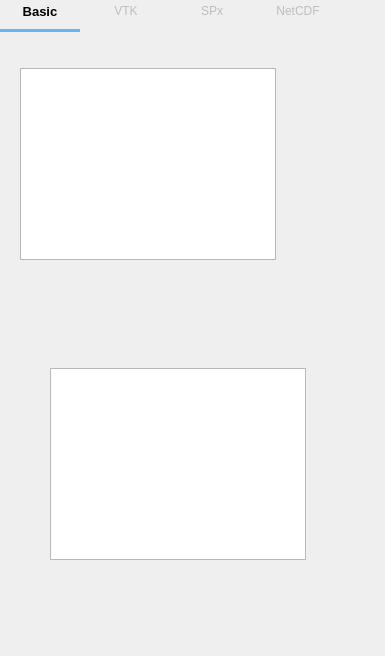
Qt form mfixgui/uifiles/output.ui (truongd8593/mfix) before a commit.
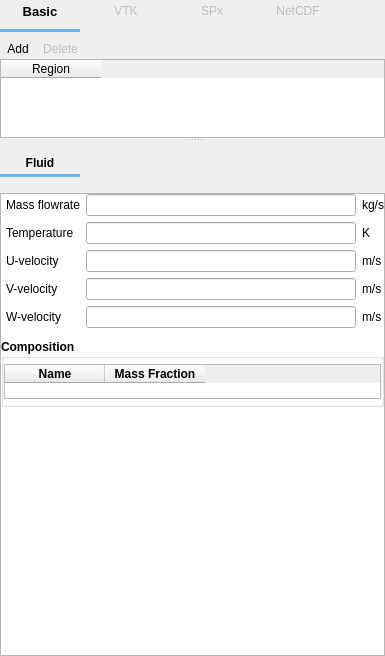
The same form after that commit. The open tabs and pages were chosen to show the change. Custom widgets are drawn as their Qt base class.

Commit message: work on Output pane

Diff of the .ui file:
```diff
--- a/mfixgui/uifiles/output.ui
+++ b/mfixgui/uifiles/output.ui
@@ -370,26 +370,811 @@
       <zorder>label_res_backup_dt</zorder>
      </widget>
      <widget class="QWidget" name="page_vtk">
-      <widget class="QTableWidget" name="tableWidget">
-       <property name="geometry">
-        <rect>
-         <x>20</x>
-         <y>30</y>
-         <width>256</width>
-         <height>192</height>
-        </rect>
+
+  <layout class="QVBoxLayout" name="verticalLayout">
+   <property name="spacing">
+    <number>0</number>
+   </property>
+   <property name="leftMargin">
+    <number>0</number>
+   </property>
+   <property name="topMargin">
+    <number>0</number>
+   </property>
+   <property name="rightMargin">
+    <number>0</number>
+   </property>
+   <property name="bottomMargin">
+    <number>0</number>
+   </property>
+   <item>
+    <widget class="QSplitter" name="splitter">
+     <property name="orientation">
+      <enum>Qt::Vertical</enum>
+     </property>
+     <widget class="QFrame" name="top_frame">
+      <property name="sizePolicy">
+       <sizepolicy hsizetype="Expanding" vsizetype="MinimumExpanding">
+        <horstretch>0</horstretch>
+        <verstretch>0</verstretch>
+       </sizepolicy>
+      </property>
+      <property name="maximumSize">
+       <size>
+        <width>16777215</width>
+        <height>100</height>
+       </size>
+      </property>
+      <property name="frameShape">
+       <enum>QFrame::NoFrame</enum>
+      </property>
+      <property name="frameShadow">
+       <enum>QFrame::Plain</enum>
+      </property>
+      <layout class="QVBoxLayout" name="verticalLayout_3">
+       <property name="spacing">
+        <number>0</number>
        </property>
-      </widget>
-      <widget class="QTableWidget" name="tableWidget_2">
-       <property name="geometry">
-        <rect>
-         <x>50</x>
-         <y>330</y>
-         <width>256</width>
-         <height>192</height>
-        </rect>
+       <property name="leftMargin">
+        <number>0</number>
        </property>
-      </widget>
+       <property name="topMargin">
+        <number>0</number>
+       </property>
+       <property name="rightMargin">
+        <number>0</number>
+       </property>
+       <property name="bottomMargin">
+        <number>0</number>
+       </property>
+       <item>
+        <widget class="QFrame" name="frame_add_delete">
+         <property name="frameShape">
+          <enum>QFrame::NoFrame</enum>
+         </property>
+         <property name="frameShadow">
+          <enum>QFrame::Plain</enum>
+         </property>
+         <layout class="QHBoxLayout" name="horizontalLayout_7">
+          <property name="spacing">
+           <number>0</number>
+          </property>
+          <property name="leftMargin">
+           <number>0</number>
+          </property>
+          <property name="topMargin">
+           <number>0</number>
+          </property>
+          <property name="rightMargin">
+           <number>0</number>
+          </property>
+          <property name="bottomMargin">
+           <number>0</number>
+          </property>
+          <item>
+           <layout class="QHBoxLayout" name="horizontalLayout">
+            <item>
+             <widget class="QToolButton" name="toolbutton_add">
+              <property name="toolTip">
+               <string>Define new point source over one or more regions</string>
+              </property>
+              <property name="text">
+               <string>Add</string>
+              </property>
+              <property name="autoRaise">
+               <bool>true</bool>
+              </property>
+             </widget>
+            </item>
+            <item>
+             <widget class="QToolButton" name="toolbutton_delete">
+              <property name="enabled">
+               <bool>false</bool>
+              </property>
+              <property name="toolTip">
+               <string>Delete point source for region</string>
+              </property>
+              <property name="text">
+               <string>Delete</string>
+              </property>
+              <property name="autoRaise">
+               <bool>true</bool>
+              </property>
+             </widget>
+            </item>
+            <item>
+             <spacer name="horizontalSpacer">
+              <property name="orientation">
+               <enum>Qt::Horizontal</enum>
+              </property>
+              <property name="sizeHint" stdset="0">
+               <size>
+                <width>40</width>
+                <height>20</height>
+               </size>
+              </property>
+             </spacer>
+            </item>
+           </layout>
+          </item>
+         </layout>
+        </widget>
+       </item>
+       <item>
+        <widget class="QTableWidget" name="tablewidget_regions">
+         <property name="maximumSize">
+          <size>
+           <width>16777215</width>
+           <height>100</height>
+          </size>
+         </property>
+         <property name="selectionMode">
+          <enum>QAbstractItemView::SingleSelection</enum>
+         </property>
+         <property name="selectionBehavior">
+          <enum>QAbstractItemView::SelectRows</enum>
+         </property>
+         <attribute name="horizontalHeaderHighlightSections">
+          <bool>false</bool>
+         </attribute>
+         <attribute name="verticalHeaderVisible">
+          <bool>false</bool>
+         </attribute>
+         <column>
+          <property name="text">
+           <string>Region</string>
+          </property>
+         </column>
+        </widget>
+       </item>
+      </layout>
+     </widget>
+     <widget class="QFrame" name="bottom_frame">
+      <property name="sizePolicy">
+       <sizepolicy hsizetype="Expanding" vsizetype="Expanding">
+        <horstretch>0</horstretch>
+        <verstretch>0</verstretch>
+       </sizepolicy>
+      </property>
+      <property name="frameShape">
+       <enum>QFrame::NoFrame</enum>
+      </property>
+      <property name="frameShadow">
+       <enum>QFrame::Plain</enum>
+      </property>
+      <layout class="QGridLayout" name="gridLayout_15">
+       <property name="leftMargin">
+        <number>0</number>
+       </property>
+       <property name="topMargin">
+        <number>10</number>
+       </property>
+       <property name="rightMargin">
+        <number>0</number>
+       </property>
+       <property name="bottomMargin">
+        <number>0</number>
+       </property>
+       <item row="0" column="0">
+        <layout class="QHBoxLayout" name="horizontalLayout_2">
+         <item>
+          <widget class="QFrame" name="tab_frame">
+           <property name="styleSheet">
+            <string notr="true">QPushButton:hover {color:#64B5F6; background-color: transparent;}
+QPushButton:pressed { color: #64B5F6; background-color: transparent; }
+QPushButton:checked { font: bold; background-color: transparent; }
+      </string>
+           </property>
+           <property name="frameShape">
+            <enum>QFrame::NoFrame</enum>
+           </property>
+           <property name="frameShadow">
+            <enum>QFrame::Plain</enum>
+           </property>
+           <layout class="QGridLayout" name="tab_layout">
+            <property name="leftMargin">
+             <number>0</number>
+            </property>
+            <property name="topMargin">
+             <number>0</number>
+            </property>
+            <property name="rightMargin">
+             <number>0</number>
+            </property>
+            <property name="bottomMargin">
+             <number>10</number>
+            </property>
+            <property name="spacing">
+             <number>0</number>
+            </property>
+            <item row="1" column="0">
+             <widget class="Line" name="tab_underline">
+              <property name="sizePolicy">
+               <sizepolicy hsizetype="Preferred" vsizetype="Fixed">
+                <horstretch>0</horstretch>
+                <verstretch>0</verstretch>
+               </sizepolicy>
+              </property>
+              <property name="minimumSize">
+               <size>
+                <width>0</width>
+                <height>3</height>
+               </size>
+              </property>
+              <property name="maximumSize">
+               <size>
+                <width>16777215</width>
+                <height>3</height>
+               </size>
+              </property>
+              <property name="styleSheet">
+               <string notr="true">QWidget{
+  background-color: #64B5F6;
+  border-color: #64B5F6;
+}</string>
+              </property>
+              <property name="lineWidth">
+               <number>0</number>
+              </property>
+              <property name="orientation">
+               <enum>Qt::Horizontal</enum>
+              </property>
+             </widget>
+            </item>
+            <item row="0" column="0">
+             <widget class="QPushButton" name="pushbutton_fluid">
+              <property name="font">
+               <font>
+                <weight>75</weight>
+                <bold>true</bold>
+               </font>
+              </property>
+              <property name="text">
+               <string>Fluid</string>
+              </property>
+              <property name="flat">
+               <bool>true</bool>
+              </property>
+             </widget>
+            </item>
+           </layout>
+          </widget>
+         </item>
+         <item>
+          <spacer name="horizontalSpacer_2">
+           <property name="orientation">
+            <enum>Qt::Horizontal</enum>
+           </property>
+           <property name="sizeHint" stdset="0">
+            <size>
+             <width>40</width>
+             <height>20</height>
+            </size>
+           </property>
+          </spacer>
+         </item>
+        </layout>
+       </item>
+       <item row="1" column="0">
+        <widget class="QScrollArea" name="scrollarea_detail">
+         <property name="sizePolicy">
+          <sizepolicy hsizetype="Expanding" vsizetype="MinimumExpanding">
+           <horstretch>0</horstretch>
+           <verstretch>0</verstretch>
+          </sizepolicy>
+         </property>
+         <property name="minimumSize">
+          <size>
+           <width>0</width>
+           <height>0</height>
+          </size>
+         </property>
+         <property name="styleSheet">
+          <string notr="true">QWidget#detail_pane {background-color: white}</string>
+         </property>
+         <property name="widgetResizable">
+          <bool>true</bool>
+         </property>
+         <widget class="QWidget" name="detail_pane">
+          <property name="geometry">
+           <rect>
+            <x>0</x>
+            <y>0</y>
+            <width>310</width>
+            <height>774</height>
+           </rect>
+          </property>
+          <layout class="QGridLayout" name="gridLayout_4">
+           <property name="leftMargin">
+            <number>0</number>
+           </property>
+           <property name="topMargin">
+            <number>0</number>
+           </property>
+           <property name="rightMargin">
+            <number>0</number>
+           </property>
+           <property name="bottomMargin">
+            <number>0</number>
+           </property>
+           <property name="spacing">
+            <number>0</number>
+           </property>
+           <item row="2" column="0">
+            <spacer name="verticalSpacer">
+             <property name="orientation">
+              <enum>Qt::Vertical</enum>
+             </property>
+             <property name="sizeHint" stdset="0">
+              <size>
+               <width>20</width>
+               <height>40</height>
+              </size>
+             </property>
+            </spacer>
+           </item>
+           <item row="0" column="0" rowspan="2" colspan="2">
+            <widget class="QStackedWidget" name="stackedwidget">
+             <property name="sizePolicy">
+              <sizepolicy hsizetype="Preferred" vsizetype="MinimumExpanding">
+               <horstretch>0</horstretch>
+               <verstretch>0</verstretch>
+              </sizepolicy>
+             </property>
+             <property name="currentIndex">
+              <number>0</number>
+             </property>
+             <widget class="QWidget" name="page_fluid">
+              <layout class="QVBoxLayout" name="verticalLayout_2">
+               <property name="spacing">
+                <number>6</number>
+               </property>
+               <property name="leftMargin">
+                <number>0</number>
+               </property>
+               <property name="topMargin">
+                <number>0</number>
+               </property>
+               <property name="rightMargin">
+                <number>0</number>
+               </property>
+               <property name="bottomMargin">
+                <number>0</number>
+               </property>
+               <item>
+                <widget class="QFrame" name="frame_fluid_parameters">
+                 <property name="frameShape">
+                  <enum>QFrame::NoFrame</enum>
+                 </property>
+                 <property name="frameShadow">
+                  <enum>QFrame::Plain</enum>
+                 </property>
+                 <layout class="QGridLayout" name="gridLayout_3">
+                  <property name="leftMargin">
+                   <number>5</number>
+                  </property>
+                  <property name="topMargin">
+                   <number>0</number>
+                  </property>
+                  <property name="rightMargin">
+                   <number>0</number>
+                  </property>
+                  <property name="bottomMargin">
+                   <number>5</number>
+                  </property>
+                  <item row="0" column="0">
+                   <widget class="QLabel" name="label_ps_massflow_g">
+                    <property name="text">
+                     <string>Mass flowrate</string>
+                    </property>
+                   </widget>
+                  </item>
+                  <item row="0" column="1">
+                   <widget class="LineEdit" name="lineedit_keyword_ps_massflow_g_args_PS"/>
+                  </item>
+                  <item row="1" column="0">
+                   <widget class="QLabel" name="label_ps_t_g">
+                    <property name="text">
+                     <string>Temperature</string>
+                    </property>
+                   </widget>
+                  </item>
+                  <item row="1" column="1">
+                   <widget class="LineEdit" name="lineedit_keyword_ps_t_g_args_PS"/>
+                  </item>
+                  <item row="1" column="2">
+                   <widget class="QLabel" name="label_ps_t_g_units">
+                    <property name="text">
+                     <string>K</string>
+                    </property>
+                   </widget>
+                  </item>
+                  <item row="2" column="0">
+                   <widget class="QLabel" name="label_ps_u_g">
+                    <property name="text">
+                     <string>U-velocity</string>
+                    </property>
+                   </widget>
+                  </item>
+                  <item row="2" column="1">
+                   <widget class="LineEdit" name="lineedit_keyword_ps_u_g_args_PS"/>
+                  </item>
+                  <item row="2" column="2">
+                   <widget class="QLabel" name="label_ps_u_g_units">
+                    <property name="text">
+                     <string>m/s</string>
+                    </property>
+                   </widget>
+                  </item>
+                  <item row="3" column="0">
+                   <widget class="QLabel" name="label_ps_v_g">
+                    <property name="text">
+                     <string>V-velocity</string>
+                    </property>
+                   </widget>
+                  </item>
+                  <item row="3" column="1">
+                   <widget class="LineEdit" name="lineedit_keyword_ps_v_g_args_PS"/>
+                  </item>
+                  <item row="4" column="1">
+                   <widget class="LineEdit" name="lineedit_keyword_ps_w_g_args_PS"/>
+                  </item>
+                  <item row="3" column="2">
+                   <widget class="QLabel" name="label_ps_v_g_units">
+                    <property name="text">
+                     <string>m/s</string>
+                    </property>
+                   </widget>
+                  </item>
+                  <item row="4" column="0">
+                   <widget class="QLabel" name="label_ps_v_w">
+                    <property name="text">
+                     <string>W-velocity</string>
+                    </property>
+                   </widget>
+                  </item>
+                  <item row="4" column="2">
+                   <widget class="QLabel" name="label_ps_v_w_units">
+                    <property name="text">
+                     <string>m/s</string>
+                    </property>
+                   </widget>
+                  </item>
+                  <item row="0" column="2">
+                   <widget class="QLabel" name="label_ps_massflow_g_units">
+                    <property name="text">
+                     <string>kg/s</string>
+                    </property>
+                   </widget>
+                  </item>
+                 </layout>
+                </widget>
+               </item>
+               <item>
+                <widget class="QGroupBox" name="groupbox_fluid_composition">
+                 <property name="title">
+                  <string>Composition</string>
+                 </property>
+                 <property name="flat">
+                  <bool>true</bool>
+                 </property>
+                 <layout class="QGridLayout" name="gridLayout_14">
+                  <property name="leftMargin">
+                   <number>0</number>
+                  </property>
+                  <property name="topMargin">
+                   <number>5</number>
+                  </property>
+                  <property name="rightMargin">
+                   <number>0</number>
+                  </property>
+                  <property name="bottomMargin">
+                   <number>5</number>
+                  </property>
+                  <property name="spacing">
+                   <number>6</number>
+                  </property>
+                  <item row="0" column="0">
+                   <widget class="QTableWidget" name="tablewidget_fluid_mass_fraction">
+                    <property name="maximumSize">
+                     <size>
+                      <width>16777215</width>
+                      <height>35</height>
+                     </size>
+                    </property>
+                    <property name="selectionMode">
+                     <enum>QAbstractItemView::NoSelection</enum>
+                    </property>
+                    <attribute name="verticalHeaderVisible">
+                     <bool>false</bool>
+                    </attribute>
+                    <column>
+                     <property name="text">
+                      <string>Name</string>
+                     </property>
+                    </column>
+                    <column>
+                     <property name="text">
+                      <string>Mass Fraction</string>
+                     </property>
+                    </column>
+                   </widget>
+                  </item>
+                 </layout>
+                </widget>
+               </item>
+               <item>
+                <spacer name="verticalSpacer_2">
+                 <property name="orientation">
+                  <enum>Qt::Vertical</enum>
+                 </property>
+                 <property name="sizeHint" stdset="0">
+                  <size>
+                   <width>20</width>
+                   <height>40</height>
+                  </size>
+                 </property>
+                </spacer>
+               </item>
+              </layout>
+             </widget>
+             <widget class="QWidget" name="page_dummy_solids_L">
+              <property name="autoFillBackground">
+               <bool>true</bool>
+              </property>
+              <layout class="QGridLayout" name="gridLayout_12">
+               <item row="0" column="0">
+                <widget class="QLabel" name="label_dummy_solids_L">
+                 <property name="autoFillBackground">
+                  <bool>false</bool>
+                 </property>
+                 <property name="styleSheet">
+                  <string notr="true">background-color: white</string>
+                 </property>
+                 <property name="text">
+                  <string>LEFT</string>
+                 </property>
+                </widget>
+               </item>
+              </layout>
+             </widget>
+             <widget class="QWidget" name="page_solids">
+              <property name="styleSheet">
+               <string notr="true"/>
+              </property>
+              <layout class="QVBoxLayout" name="verticalLayout_5">
+               <property name="spacing">
+                <number>6</number>
+               </property>
+               <property name="leftMargin">
+                <number>0</number>
+               </property>
+               <property name="topMargin">
+                <number>0</number>
+               </property>
+               <property name="rightMargin">
+                <number>0</number>
+               </property>
+               <property name="bottomMargin">
+                <number>0</number>
+               </property>
+               <item>
+                <widget class="QFrame" name="frame_solids_parameters">
+                 <property name="frameShape">
+                  <enum>QFrame::NoFrame</enum>
+                 </property>
+                 <property name="frameShadow">
+                  <enum>QFrame::Plain</enum>
+                 </property>
+                 <layout class="QGridLayout" name="gridLayout_2">
+                  <property name="leftMargin">
+                   <number>5</number>
+                  </property>
+                  <property name="topMargin">
+                   <number>0</number>
+                  </property>
+                  <property name="rightMargin">
+                   <number>0</number>
+                  </property>
+                  <property name="bottomMargin">
+                   <number>5</number>
+                  </property>
+                  <item row="0" column="1">
+                   <widget class="LineEdit" name="lineedit_keyword_ps_massflow_s_args_PS_P"/>
+                  </item>
+                  <item row="2" column="1">
+                   <widget class="LineEdit" name="lineedit_keyword_ps_u_s_args_PS_P"/>
+                  </item>
+                  <item row="0" column="0">
+                   <widget class="QLabel" name="label_ps_massflow_s">
+                    <property name="text">
+                     <string>Mass flowrate</string>
+                    </property>
+                   </widget>
+                  </item>
+                  <item row="1" column="0">
+                   <widget class="QLabel" name="label_ps_t_s">
+                    <property name="text">
+                     <string>Temperature</string>
+                    </property>
+                   </widget>
+                  </item>
+                  <item row="1" column="1">
+                   <widget class="LineEdit" name="lineedit_keyword_ps_t_s_args_PS_P"/>
+                  </item>
+                  <item row="1" column="2">
+                   <widget class="QLabel" name="label_ps_t_s_units">
+                    <property name="text">
+                     <string>K</string>
+                    </property>
+                   </widget>
+                  </item>
+                  <item row="2" column="0">
+                   <widget class="QLabel" name="label_ps_u_s">
+                    <property name="text">
+                     <string>U-velocity</string>
+                    </property>
+                   </widget>
+                  </item>
+                  <item row="3" column="1">
+                   <widget class="LineEdit" name="lineedit_keyword_ps_v_s_args_PS_P"/>
+                  </item>
+                  <item row="2" column="2">
+                   <widget class="QLabel" name="label_ps_u_s_units">
+                    <property name="text">
+                     <string>m/s</string>
+                    </property>
+                   </widget>
+                  </item>
+                  <item row="3" column="0">
+                   <widget class="QLabel" name="label_ps_v_s">
+                    <property name="text">
+                     <string>V-velocity</string>
+                    </property>
+                   </widget>
+                  </item>
+                  <item row="3" column="2">
+                   <widget class="QLabel" name="label_ps_v_s_units">
+                    <property name="text">
+                     <string>m/s</string>
+                    </property>
+                   </widget>
+                  </item>
+                  <item row="4" column="0">
+                   <widget class="QLabel" name="label_ps_w_s">
+                    <property name="text">
+                     <string>W-velocity</string>
+                    </property>
+                   </widget>
+                  </item>
+                  <item row="4" column="1">
+                   <widget class="LineEdit" name="lineedit_keyword_ps_w_s_args_PS_P"/>
+                  </item>
+                  <item row="4" column="2">
+                   <widget class="QLabel" name="label_ps_w_s_units">
+                    <property name="text">
+                     <string>m/s</string>
+                    </property>
+                   </widget>
+                  </item>
+                  <item row="0" column="2">
+                   <widget class="QLabel" name="label_ps_massflow_s">
+                    <property name="text">
+                     <string>kg/s</string>
+                    </property>
+                   </widget>
+                  </item>
+                 </layout>
+                </widget>
+               </item>
+               <item>
+                <widget class="QGroupBox" name="groupbox_solids_composition">
+                 <property name="font">
+                  <font>
+                   <weight>75</weight>
+                   <bold>true</bold>
+                  </font>
+                 </property>
+                 <property name="title">
+                  <string>Composition</string>
+                 </property>
+                 <property name="flat">
+                  <bool>true</bool>
+                 </property>
+                 <layout class="QGridLayout" name="gridLayout_13">
+                  <property name="leftMargin">
+                   <number>0</number>
+                  </property>
+                  <property name="topMargin">
+                   <number>5</number>
+                  </property>
+                  <property name="rightMargin">
+                   <number>0</number>
+                  </property>
+                  <property name="bottomMargin">
+                   <number>5</number>
+                  </property>
+                  <item row="0" column="0">
+                   <widget class="QTableWidget" name="tablewidget_solids_mass_fraction">
+                    <property name="maximumSize">
+                     <size>
+                      <width>16777215</width>
+                      <height>35</height>
+                     </size>
+                    </property>
+                    <property name="selectionMode">
+                     <enum>QAbstractItemView::NoSelection</enum>
+                    </property>
+                    <attribute name="horizontalHeaderHighlightSections">
+                     <bool>false</bool>
+                    </attribute>
+                    <attribute name="verticalHeaderVisible">
+                     <bool>false</bool>
+                    </attribute>
+                    <column>
+                     <property name="text">
+                      <string>Name</string>
+                     </property>
+                    </column>
+                    <column>
+                     <property name="text">
+                      <string>Mass Fraction</string>
+                     </property>
+                    </column>
+                   </widget>
+                  </item>
+                 </layout>
+                </widget>
+               </item>
+               <item>
+                <spacer name="verticalSpacer_3">
+                 <property name="orientation">
+                  <enum>Qt::Vertical</enum>
+                 </property>
+                 <property name="sizeHint" stdset="0">
+                  <size>
+                   <width>20</width>
+                   <height>40</height>
+                  </size>
+                 </property>
+                </spacer>
+               </item>
+              </layout>
+             </widget>
+             <widget class="QWidget" name="page_dummy_solids_R">
+              <property name="autoFillBackground">
+               <bool>true</bool>
+              </property>
+              <layout class="QGridLayout" name="gridLayout_11">
+               <item row="0" column="0">
+                <widget class="QLabel" name="label_dummy_solids_R">
+                 <property name="autoFillBackground">
+                  <bool>false</bool>
+                 </property>
+                 <property name="styleSheet">
+                  <string notr="true">background-color: white</string>
+                 </property>
+                 <property name="text">
+                  <string>RIGHT</string>
+                 </property>
+                </widget>
+               </item>
+              </layout>
+             </widget>
+            </widget>
+           </item>
+          </layout>
+          <zorder>stackedwidget</zorder>
+          <zorder>verticalSpacer</zorder>
+         </widget>
+        </widget>
+       </item>
+      </layout>
+     </widget>
+    </widget>
+   </item>
+  </layout>
+
      </widget>
      <widget class="QWidget" name="page_spx">
       <layout class="QGridLayout" name="gridLayout_3">
```
Left out of the diff: 31 changed lines with no effect on the pictures.
